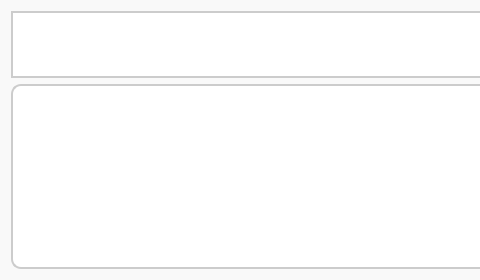
xmsociety/DesktopTools, file feather_hotkey/searchbar.ui: the form before one commit; both pictures show x 0 to 480 and y 0 to 280 of the 701 by 280 pixel window.
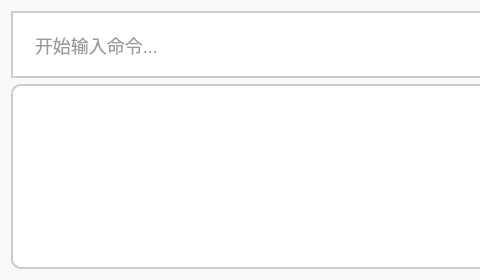
The form after the commit.

Commit message: add listview 2 make more pretty

Diff of the .ui file:
```diff
--- a/feather_hotkey/searchbar.ui
+++ b/feather_hotkey/searchbar.ui
@@ -37,6 +37,9 @@
             font-size: 18px;
             font-family: Arial, sans-serif;</string>
          </property>
+         <property name="placeholderText">
+          <string>开始输入命令...</string>
+         </property>
         </widget>
        </item>
        <item>
```
The commit also changes 1 other file.
